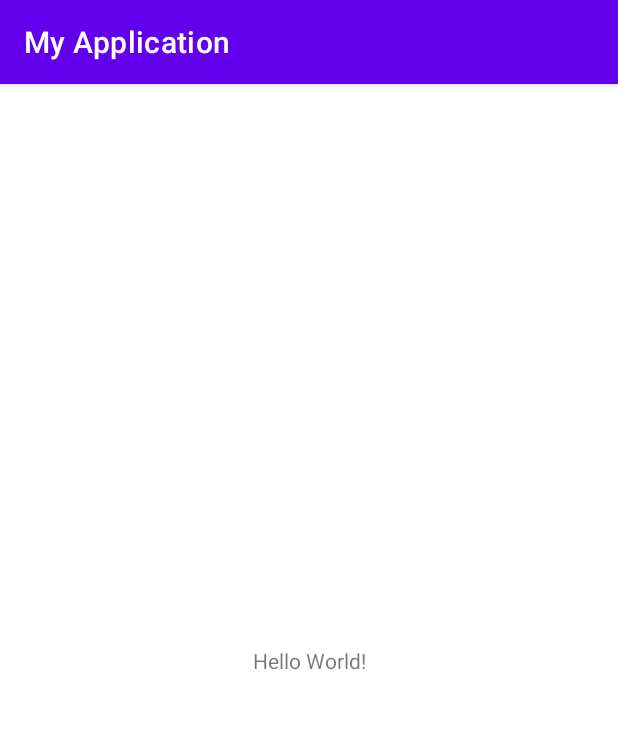
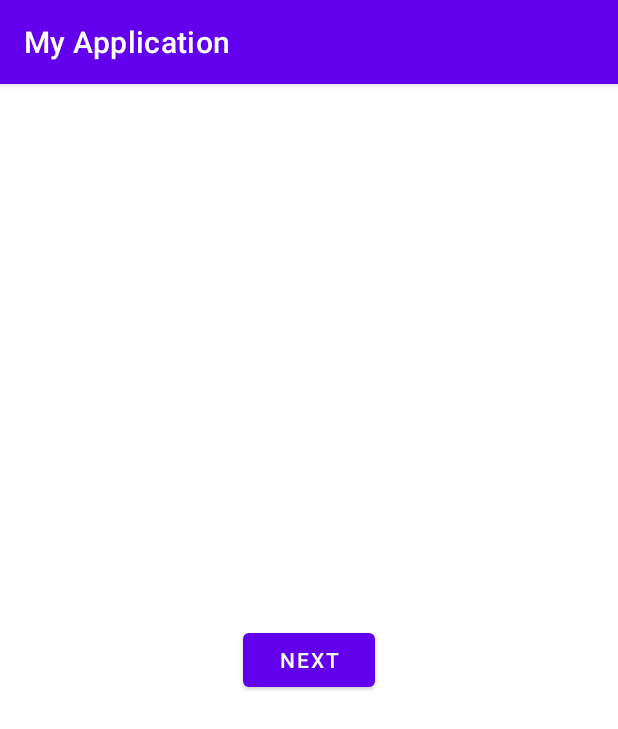
Before and after one commit to jayzedx/SampleApp22, an Android app: the screen it shows after launch (MainActivity), on a phone screen of 412 x 824 dp. Shown: the top 729 px of the screen. Run offline under Robolectric (Android 15) with nearby library versions, the phone set to English and light mode, and no system bars.

Commit message:
Implementing Activity

```diff
--- a/app/build.gradle
+++ b/app/build.gradle
@@ -1,6 +1,7 @@
 plugins {
     id 'com.android.application'
     id 'org.jetbrains.kotlin.android'
+    id 'kotlin-parcelize'
 }
 
 android {
--- a/app/src/main/AndroidManifest.xml
+++ b/app/src/main/AndroidManifest.xml
@@ -14,6 +14,9 @@
         android:theme="@style/Theme.MyApplication"
         tools:targetApi="31">
         <activity
+            android:name=".SecondActivity"
+            android:exported="false" />
+        <activity
             android:name=".MainActivity"
             android:exported="true">
             <intent-filter>
--- /dev/null
+++ b/app/src/main/java/com/tutorial/myapplication/Listener.kt
@@ -0,0 +1,9 @@
+package com.tutorial.myapplication
+
+import android.os.Parcelable
+import kotlinx.parcelize.Parcelize
+
+@Parcelize
+class Listener(val clickAction: () -> Unit) : Parcelable {
+    fun onClick() = clickAction()
+}
--- a/app/src/main/java/com/tutorial/myapplication/MainActivity.kt
+++ b/app/src/main/java/com/tutorial/myapplication/MainActivity.kt
@@ -1,14 +1,57 @@
 package com.tutorial.myapplication
 
+import android.app.Activity
+import android.content.Context
+import android.content.Intent
 import androidx.appcompat.app.AppCompatActivity
 import android.os.Bundle
+import android.os.Parcelable
+import android.util.Log
+import androidx.activity.result.contract.ActivityResultContracts
 import androidx.activity.viewModels
+import com.tutorial.myapplication.databinding.ActivityMainBinding
+import javax.security.auth.callback.Callback
+
+private const val EXTRA_DATA = "com.tutorial.myapplication.extra_data"
+private const val REQUEST_CODE_DATA = 0
+private const val TAG = "MainActivity"
 
 class MainActivity : AppCompatActivity() {
+    private lateinit var binding: ActivityMainBinding
+
     private val quizViewModel: QuizViewModel by viewModels()
 
     override fun onCreate(savedInstanceState: Bundle?) {
         super.onCreate(savedInstanceState)
-        setContentView(R.layout.activity_main)
+        binding = ActivityMainBinding.inflate(layoutInflater)
+        setContentView(binding.root)
+        binding.nextButton.setOnClickListener {
+            val intent = MainActivity.newIntent(this@MainActivity, callback)
+            //startActivity(intent)
+            secondLauncher.launch(intent)
+
+
+
+        }
+    }
+
+    val callback = Listener {
+        Log.d(TAG, "callback is called")
+    }
+
+    val secondLauncher = registerForActivityResult(ActivityResultContracts.StartActivityForResult())
+    { result ->
+        if (result.resultCode == Activity.RESULT_OK)
+            result.data?.getParcelableExtra<User>(EXTRA_DATA)?.let {
+                Log.d(TAG, it.name)
+            }
+    }
+
+    companion object {
+        fun newIntent(packageContext: Context, data: Parcelable): Intent {
+            return Intent(packageContext, SecondActivity::class.java).apply {
+                putExtra(EXTRA_DATA, data)
+            }
+        }
     }
 }
--- a/app/src/main/res/layout/activity_main.xml
+++ b/app/src/main/res/layout/activity_main.xml
@@ -6,13 +6,15 @@
     android:layout_height="match_parent"
     tools:context=".MainActivity">
 
-    <TextView
+    <Button
+        android:id="@+id/next_button"
         android:layout_width="wrap_content"
         android:layout_height="wrap_content"
-        android:text="Hello World!"
+        android:text="Next"
         app:layout_constraintBottom_toBottomOf="parent"
         app:layout_constraintEnd_toEndOf="parent"
         app:layout_constraintStart_toStartOf="parent"
         app:layout_constraintTop_toTopOf="parent" />
 
+
 </androidx.constraintlayout.widget.ConstraintLayout>
```
Also changed, not shown: app/src/main/java/com/tutorial/myapplication/SecondActivity.kt (added, +35 -0 lines), app/src/main/java/com/tutorial/myapplication/User.kt (added, +8 -0 lines), app/src/main/res/layout/activity_second.xml (added, +9 -0 lines).
